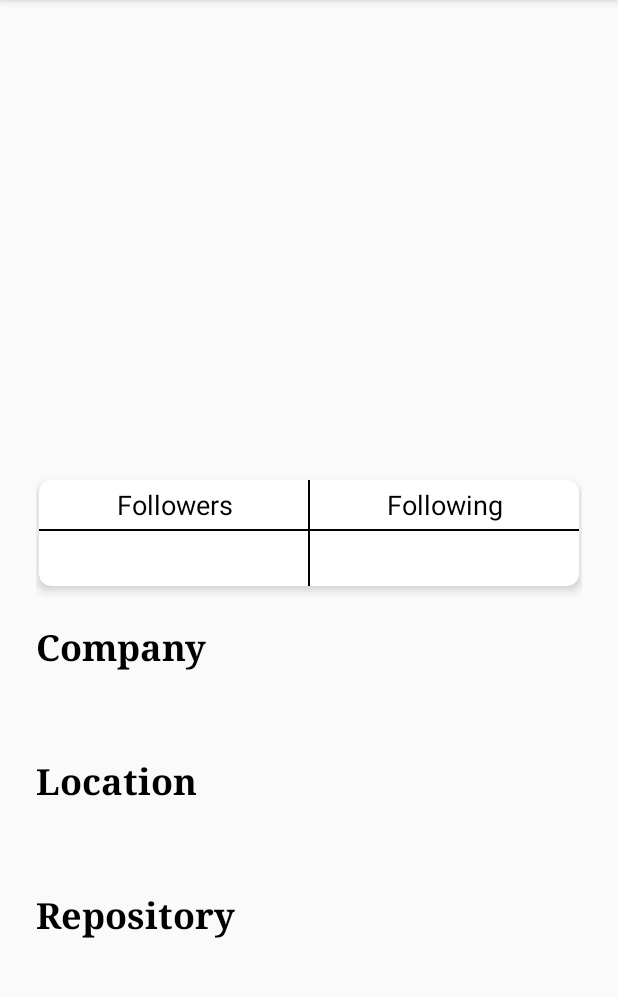
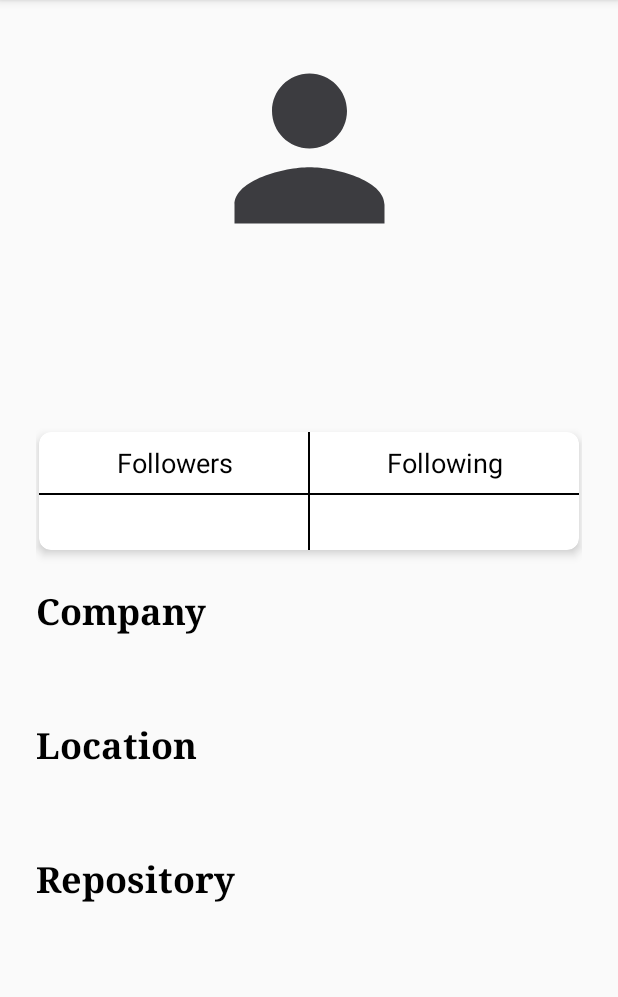
Before and after one commit to victorang1/github-user-app, an Android app: the UserDetailActivity screen opened directly, with no data from a screen before it, on a phone screen of 412 x 824 dp, the part 84-1081 px from its top. Run offline under Robolectric (Android 15) with nearby library versions, the phone set to English and light mode, and no system bars; our stand-ins replace CircleImageView, data binding.

Commit message:
user detail done

```diff
--- a/app/src/main/java/com/example/githubuserapp/detail/UserDetailActivity.kt
+++ b/app/src/main/java/com/example/githubuserapp/detail/UserDetailActivity.kt
@@ -3,15 +3,28 @@ package com.example.githubuserapp.detail
 import androidx.appcompat.app.AppCompatActivity
 import android.os.Bundle
 import androidx.databinding.DataBindingUtil
+import com.bumptech.glide.Glide
+import com.bumptech.glide.request.RequestOptions
 import com.example.githubuserapp.R
 import com.example.githubuserapp.databinding.ActivityUserDetailBinding
+import com.example.githubuserapp.model.GithubUser
 
 class UserDetailActivity : AppCompatActivity() {
+
+    companion object {
+        const val GITHUB_USER_DATA: String = "user_data"
+    }
 
     private lateinit var mBinding: ActivityUserDetailBinding
 
     override fun onCreate(savedInstanceState: Bundle?) {
         super.onCreate(savedInstanceState)
         mBinding = DataBindingUtil.setContentView(this, R.layout.activity_user_detail)
+        val githubUser = intent.getParcelableExtra<GithubUser>(GITHUB_USER_DATA)
+        mBinding.user = githubUser
+        Glide.with(this)
+            .load(githubUser?.avatar)
+            .apply(RequestOptions.errorOf(R.drawable.ic_person))
+            .into(mBinding.civAvatar)
     }
 }
--- a/app/src/main/res/layout/activity_user_detail.xml
+++ b/app/src/main/res/layout/activity_user_detail.xml
@@ -9,9 +9,14 @@
             type="com.example.githubuserapp.model.GithubUser" />
     </data>
 
+    <ScrollView
+        android:layout_width="match_parent"
+        android:layout_height="match_parent"
+        >
+
         <androidx.constraintlayout.widget.ConstraintLayout
             android:layout_width="match_parent"
-        android:layout_height="match_parent"
+            android:layout_height="wrap_content"
             android:padding="@dimen/dimen_24dp"
             tools:context=".detail.UserDetailActivity"
             >
@@ -20,7 +25,6 @@
                 android:id="@+id/civ_avatar"
                 android:layout_width="@dimen/image_lg_size"
                 android:layout_height="@dimen/image_lg_size"
-            android:layout_marginTop="@dimen/dimen_24dp"
                 app:layout_constraintTop_toTopOf="parent"
                 app:layout_constraintRight_toRightOf="parent"
                 app:layout_constraintLeft_toLeftOf="parent"
@@ -30,7 +34,7 @@
                 android:id="@+id/tv_username"
                 android:layout_width="wrap_content"
                 android:layout_height="wrap_content"
-            android:layout_marginTop="@dimen/dimen_24dp"
+                android:layout_marginTop="@dimen/dimen_16dp"
                 app:layout_constraintTop_toBottomOf="@id/civ_avatar"
                 app:layout_constraintLeft_toLeftOf="parent"
                 app:layout_constraintRight_toRightOf="parent"
@@ -81,7 +85,7 @@
                         android:layout_width="0dp"
                         android:layout_height="wrap_content"
                         android:gravity="center"
-                    android:padding="@dimen/dimen_4dp"
+                        android:padding="@dimen/dimen_8dp"
                         app:layout_constraintHorizontal_weight="1"
                         app:layout_constraintTop_toTopOf="parent"
                         app:layout_constraintRight_toLeftOf="@id/tv_followings"
@@ -96,7 +100,7 @@
                         android:layout_width="0dp"
                         android:layout_height="wrap_content"
                         android:gravity="center"
-                    android:padding="@dimen/dimen_4dp"
+                        android:padding="@dimen/dimen_8dp"
                         app:layout_constraintHorizontal_weight="1"
                         app:layout_constraintTop_toTopOf="parent"
                         app:layout_constraintLeft_toRightOf="@id/tv_followers"
@@ -262,9 +266,11 @@
                 android:text="@{user.repository}"
                 android:textColor="@android:color/black"
                 android:textSize="@dimen/text_18sp"
-            tools:text="www.github.com/victorang1"
+                tools:text="100"
                 />
 
         </androidx.constraintlayout.widget.ConstraintLayout>
 
+    </ScrollView>
+
 </layout>
--- a/app/src/main/res/layout/user_detail_item_layout.xml
+++ b/app/src/main/res/layout/user_detail_item_layout.xml
@@ -10,6 +10,7 @@
     </data>
 
     <androidx.constraintlayout.widget.ConstraintLayout
+        android:id="@+id/cl_container"
         android:layout_width="match_parent"
         android:layout_height="wrap_content"
         android:padding="@dimen/dimen_12dp"
--- a/app/src/main/res/values/dimens.xml
+++ b/app/src/main/res/values/dimens.xml
@@ -3,6 +3,7 @@
     <dimen name="image_lg_size">150dp</dimen>
     <dimen name="image_sm_size">48dp</dimen>
     <dimen name="dimen_24dp">24dp</dimen>
+    <dimen name="dimen_16dp">16dp</dimen>
     <dimen name="dimen_12dp">12dp</dimen>
     <dimen name="dimen_8dp">8dp</dimen>
     <dimen name="dimen_4dp">4dp</dimen>
```
Also changed, not shown: app/src/main/java/com/example/githubuserapp/IUserAction.kt (added, +8 -0 lines), app/src/main/java/com/example/githubuserapp/MainActivity.kt (+10 -2 lines), app/src/main/java/com/example/githubuserapp/UserAdapter.kt (+6 -1 lines). Lines whose indentation alone changed are shown as unchanged.
